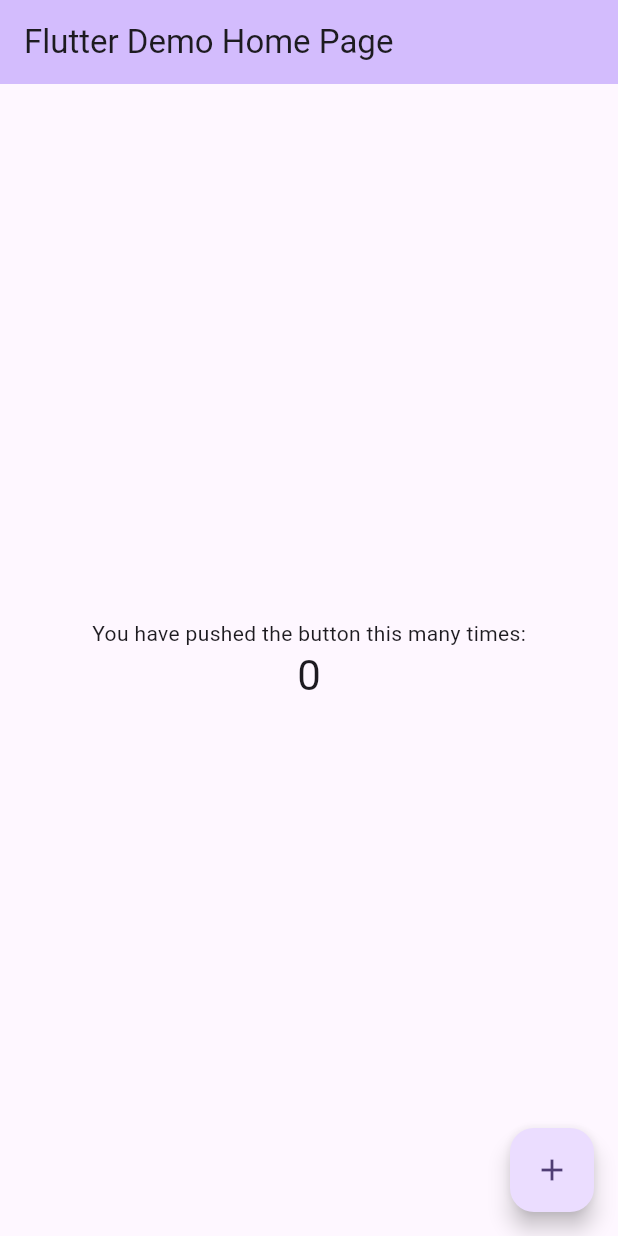
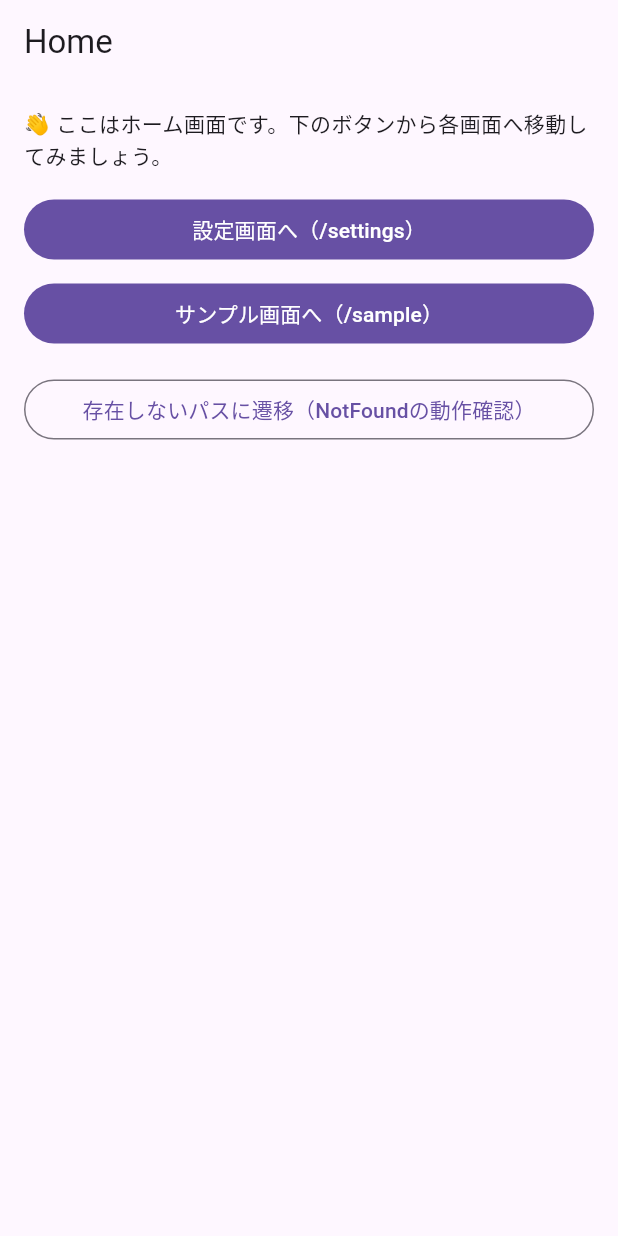
Before and after one commit to a-sasaoka/flutter_sample, a Flutter app: the screen it shows after launch, on a phone screen of 412 x 824 dp. Run offline on Flutter 3.47's test engine with Material 3 defaults, Android fonts, the phone set to English and light mode, and no system bars; our stand-ins replace go_router, hooks_riverpod.

Commit message:
GoRouterを使ったルーティング設定を実装

```diff
--- a/lib/main.dart
+++ b/lib/main.dart
@@ -1,122 +1,30 @@
+// lib/main.dart
+// MaterialApp.router に GoRouter を渡すのがポイントです。
+// Riverpod を使うために最上位に ProviderScope を置きます。
+
 import 'package:flutter/material.dart';
+import 'package:flutter_sample/src/core/router/app_router.dart';
+import 'package:hooks_riverpod/hooks_riverpod.dart';
 
 void main() {
-  runApp(const MyApp());
+  runApp(const ProviderScope(child: MyApp()));
 }
 
-class MyApp extends StatelessWidget {
+/// アプリ本体のウィジェット
+class MyApp extends ConsumerWidget {
+  /// コンストラクタ
   const MyApp({super.key});
 
-  // This widget is the root of your application.
   @override
-  Widget build(BuildContext context) {
-    return MaterialApp(
-      title: 'Flutter Demo',
-      theme: ThemeData(
-        // This is the theme of your application.
-        //
-        // TRY THIS: Try running your application with "flutter run". You'll see
-        // the application has a purple toolbar. Then, without quitting the app,
-        // try changing the seedColor in the colorScheme below to Colors.green
-        // and then invoke "hot reload" (save your changes or press the "hot
-        // reload" button in a Flutter-supported IDE, or press "r" if you used
-        // the command line to start the app).
-        //
-        // Notice that the counter didn't reset back to zero; the application
-        // state is not lost during the reload. To reset the state, use hot
-        // restart instead.
-        //
-        // This works for code too, not just values: Most code changes can be
-        // tested with just a hot reload.
-        colorScheme: ColorScheme.fromSeed(seedColor: Colors.deepPurple),
-      ),
-      home: const MyHomePage(title: 'Flutter Demo Home Page'),
+  Widget build(BuildContext context, WidgetRef ref) {
+    // ここで GoRouter を取得
+    final router = ref.watch(routerProvider);
+
+    return MaterialApp.router(
+      title: 'Flutter Sample',
+      // 今後 flex_color_scheme のテーマをここに適用予定
+      routerConfig: router, // ← これが GoRouter の本体
+      debugShowCheckedModeBanner: false,
     );
   }
 }
-
-class MyHomePage extends StatefulWidget {
-  const MyHomePage({super.key, required this.title});
-
-  // This widget is the home page of your application. It is stateful, meaning
-  // that it has a State object (defined below) that contains fields that affect
-  // how it looks.
-
-  // This class is the configuration for the state. It holds the values (in this
-  // case the title) provided by the parent (in this case the App widget) and
-  // used by the build method of the State. Fields in a Widget subclass are
-  // always marked "final".
-
-  final String title;
-
-  @override
-  State<MyHomePage> createState() => _MyHomePageState();
-}
-
-class _MyHomePageState extends State<MyHomePage> {
-  int _counter = 0;
-
-  void _incrementCounter() {
-    setState(() {
-      // This call to setState tells the Flutter framework that something has
-      // changed in this State, which causes it to rerun the build method below
-      // so that the display can reflect the updated values. If we changed
-      // _counter without calling setState(), then the build method would not be
-      // called again, and so nothing would appear to happen.
-      _counter++;
-    });
-  }
-
-  @override
-  Widget build(BuildContext context) {
-    // This method is rerun every time setState is called, for instance as done
-    // by the _incrementCounter method above.
-    //
-    // The Flutter framework has been optimized to make rerunning build methods
-    // fast, so that you can just rebuild anything that needs updating rather
-    // than having to individually change instances of widgets.
-    return Scaffold(
-      appBar: AppBar(
-        // TRY THIS: Try changing the color here to a specific color (to
-        // Colors.amber, perhaps?) and trigger a hot reload to see the AppBar
-        // change color while the other colors stay the same.
-        backgroundColor: Theme.of(context).colorScheme.inversePrimary,
-        // Here we take the value from the MyHomePage object that was created by
-        // the App.build method, and use it to set our appbar title.
-        title: Text(widget.title),
-      ),
-      body: Center(
-        // Center is a layout widget. It takes a single child and positions it
-        // in the middle of the parent.
-        child: Column(
-          // Column is also a layout widget. It takes a list of children and
-          // arranges them vertically. By default, it sizes itself to fit its
-          // children horizontally, and tries to be as tall as its parent.
-          //
-          // Column has various properties to control how it sizes itself and
-          // how it positions its children. Here we use mainAxisAlignment to
-          // center the children vertically; the main axis here is the vertical
-          // axis because Columns are vertical (the cross axis would be
-          // horizontal).
-          //
-          // TRY THIS: Invoke "debug painting" (choose the "Toggle Debug Paint"
-          // action in the IDE, or press "p" in the console), to see the
-          // wireframe for each widget.
-          mainAxisAlignment: MainAxisAlignment.center,
-          children: <Widget>[
-            const Text('You have pushed the button this many times:'),
-            Text(
-              '$_counter',
-              style: Theme.of(context).textTheme.headlineMedium,
-            ),
-          ],
-        ),
-      ),
-      floatingActionButton: FloatingActionButton(
-        onPressed: _incrementCounter,
-        tooltip: 'Increment',
-        child: const Icon(Icons.add),
-      ), // This trailing comma makes auto-formatting nicer for build methods.
-    );
-  }
-}
--- /dev/null
+++ b/lib/src/core/widgets/home_screen.dart
@@ -0,0 +1,43 @@
+// lib/src/core/widgets/home_screen.dart
+// ホーム画面。各ページへの遷移ボタンを置きます。
+
+import 'package:flutter/material.dart';
+import 'package:flutter_sample/src/core/router/app_router.dart';
+import 'package:go_router/go_router.dart';
+
+/// ホーム画面のウィジェット
+class HomeScreen extends StatelessWidget {
+  /// コンストラクタ
+  const HomeScreen({super.key});
+
+  @override
+  Widget build(BuildContext context) {
+    // 初心者向けメモ：
+    // - XXXRoute().go(context) で遷移すると履歴を置き換えになります（戻るボタンで戻れない）
+    // - XXXRoute().push<void>(context) ならスタックに積む遷移です（戻るボタンで戻れる）
+    return Scaffold(
+      appBar: AppBar(title: const Text('Home')),
+      body: ListView(
+        padding: const EdgeInsets.all(16),
+        children: [
+          const Text('👋 ここはホーム画面です。下のボタンから各画面へ移動してみましょう。'),
+          const SizedBox(height: 16),
+          FilledButton(
+            onPressed: () => const SettingsRoute().push<void>(context),
+            child: const Text('設定画面へ（/settings）'),
+          ),
+          const SizedBox(height: 8),
+          FilledButton(
+            onPressed: () => const SampleRoute().push<void>(context),
+            child: const Text('サンプル画面へ（/sample）'),
+          ),
+          const SizedBox(height: 16),
+          OutlinedButton(
+            onPressed: () => context.go('/undefined/path'),
+            child: const Text('存在しないパスに遷移（NotFoundの動作確認）'),
+          ),
+        ],
+      ),
+    );
+  }
+}
--- /dev/null
+++ b/lib/src/core/widgets/settings_screen.dart
@@ -0,0 +1,20 @@
+// lib/src/core/widgets/settings_screen.dart
+// 設定画面のシンプルな雛形。
+
+import 'package:flutter/material.dart';
+
+/// SettingsScreen ウィジェット
+class SettingsScreen extends StatelessWidget {
+  /// コンストラクタ
+  const SettingsScreen({super.key});
+
+  @override
+  Widget build(BuildContext context) {
+    return Scaffold(
+      appBar: AppBar(title: const Text('Settings')),
+      body: const Center(
+        child: Text('ここに設定項目を追加していきます。'),
+      ),
+    );
+  }
+}
--- /dev/null
+++ b/lib/src/features/sample_feature/presentation/sample_screen.dart
@@ -0,0 +1,21 @@
+// lib/src/features/sample_feature/presentation/sample_screen.dart
+// 「機能（feature）」配下の画面サンプル。
+// 後で Riverpod の Provider や API 通信をここに繋げていきます。
+
+import 'package:flutter/material.dart';
+
+/// SampleScreen ウィジェット
+class SampleScreen extends StatelessWidget {
+  /// コンストラクタ
+  const SampleScreen({super.key});
+
+  @override
+  Widget build(BuildContext context) {
+    return Scaffold(
+      appBar: AppBar(title: const Text('Sample Feature')),
+      body: const Center(
+        child: Text('サンプル機能の画面です。ここにUIや状態管理を追加します。'),
+      ),
+    );
+  }
+}
--- a/pubspec.yaml
+++ b/pubspec.yaml
@@ -33,6 +33,7 @@ dependencies:
 
   # --- 🚀 ルーティング（画面遷移）---
   go_router: ^17.0.0
+  go_router_builder: ^4.1.1
 
   # --- 🌐 HTTP通信 ---
   dio: ^5.9.0
```
Also changed, not shown: lib/src/core/router/app_router.dart (added, +59 -0 lines), lib/src/core/widgets/not_found_screen.dart (added, +39 -0 lines), lib/src/core/router/app_router.g.dart (added), pubspec.lock, 1 other file.
